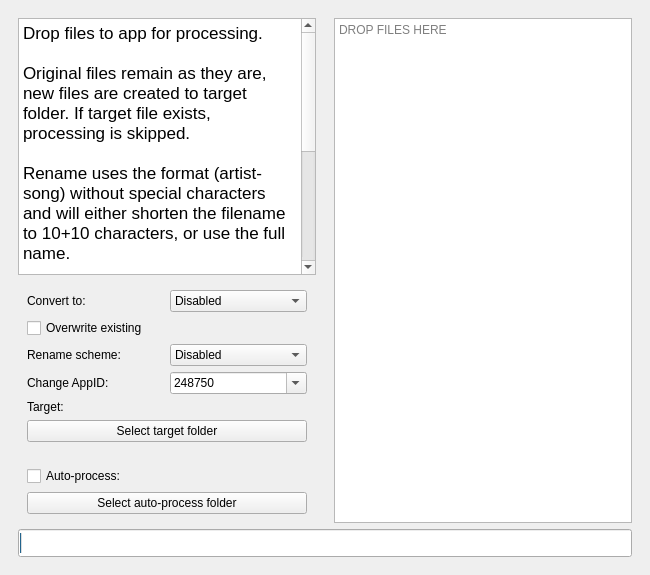
The window that src/rocksmithconvert/mainwindow.ui (glebb/rocksmithconvert) describes before a commit, drawn with Qt 5.
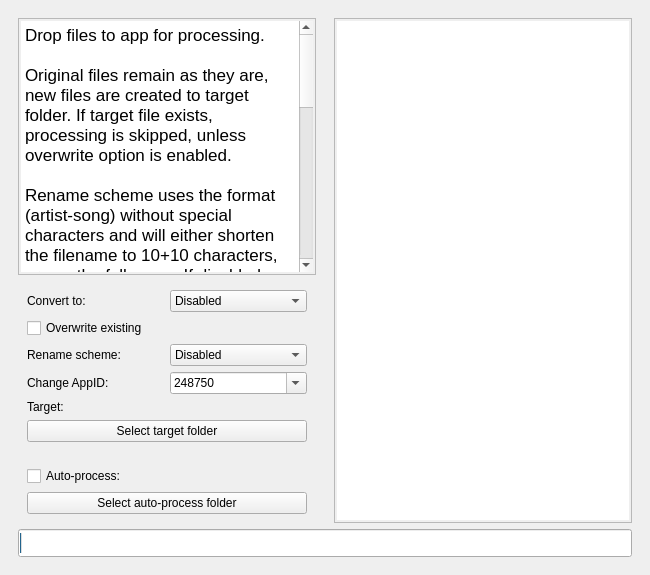
The same window after the commit. Custom widgets are drawn as their Qt base class.

The edit to the form file:
```diff
--- a/src/rocksmithconvert/mainwindow.ui
+++ b/src/rocksmithconvert/mainwindow.ui
@@ -62,6 +62,9 @@
       <property name="autoFillBackground">
        <bool>false</bool>
       </property>
+      <property name="styleSheet">
+       <string notr="true"/>
+      </property>
       <property name="frameShape">
        <enum>QFrame::NoFrame</enum>
       </property>
@@ -95,9 +98,21 @@
            <property name="autoFillBackground">
             <bool>true</bool>
            </property>
+           <property name="styleSheet">
+            <string notr="true">padding: 2px;</string>
+           </property>
+           <property name="undoRedoEnabled">
+            <bool>false</bool>
+           </property>
            <property name="lineWrapMode">
             <enum>QPlainTextEdit::NoWrap</enum>
            </property>
+           <property name="plainText">
+            <string/>
+           </property>
+           <property name="cursorWidth">
+            <number>0</number>
+           </property>
            <property name="textInteractionFlags">
             <set>Qt::TextSelectableByMouse</set>
            </property>
@@ -122,25 +137,25 @@
             <bool>false</bool>
            </property>
            <property name="styleSheet">
-            <string notr="true"/>
+            <string notr="true">padding: 2px;</string>
            </property>
            <property name="frameShadow">
             <enum>QFrame::Sunken</enum>
            </property>
            <property name="html">
             <string>&lt;!DOCTYPE HTML PUBLIC &quot;-//W3C//DTD HTML 4.0//EN&quot; &quot;http://www.w3.org/TR/REC-html40/strict.dtd&quot;&gt;
-&lt;html&gt;&lt;head&gt;&lt;meta name=&quot;qrichtext&quot; content=&quot;1&quot; /&gt;&lt;style type=&quot;text/css&quot;&gt;
+&lt;html&gt;&lt;head&gt;&lt;meta name=&quot;qrichtext&quot; content=&quot;1&quot; /&gt;&lt;meta charset=&quot;utf-8&quot; /&gt;&lt;style type=&quot;text/css&quot;&gt;
 p, li { white-space: pre-wrap; }
 &lt;/style&gt;&lt;/head&gt;&lt;body style=&quot; font-family:'.AppleSystemUIFont'; font-size:13pt; font-weight:400; font-style:normal;&quot;&gt;
 &lt;p style=&quot; margin-top:0px; margin-bottom:0px; margin-left:0px; margin-right:0px; -qt-block-indent:0; text-indent:0px;&quot;&gt;Drop files to app for processing.&lt;/p&gt;
 &lt;p style=&quot;-qt-paragraph-type:empty; margin-top:0px; margin-bottom:0px; margin-left:0px; margin-right:0px; -qt-block-indent:0; text-indent:0px;&quot;&gt;&lt;br /&gt;&lt;/p&gt;
-&lt;p style=&quot; margin-top:0px; margin-bottom:0px; margin-left:0px; margin-right:0px; -qt-block-indent:0; text-indent:0px;&quot;&gt;Original files remain as they are, new files are created to target folder. If target file exists, processing is skipped.&lt;/p&gt;
+&lt;p style=&quot; margin-top:0px; margin-bottom:0px; margin-left:0px; margin-right:0px; -qt-block-indent:0; text-indent:0px;&quot;&gt;Original files remain as they are, new files are created to target folder. If target file exists, processing is skipped, unless overwrite option is enabled.&lt;/p&gt;
 &lt;p style=&quot;-qt-paragraph-type:empty; margin-top:0px; margin-bottom:0px; margin-left:0px; margin-right:0px; -qt-block-indent:0; text-indent:0px;&quot;&gt;&lt;br /&gt;&lt;/p&gt;
-&lt;p style=&quot; margin-top:0px; margin-bottom:0px; margin-left:0px; margin-right:0px; -qt-block-indent:0; text-indent:0px;&quot;&gt;Rename uses the format (artist-song) without special characters and will either shorten the filename to 10+10 characters, or use the full name.&lt;/p&gt;
+&lt;p style=&quot; margin-top:0px; margin-bottom:0px; margin-left:0px; margin-right:0px; -qt-block-indent:0; text-indent:0px;&quot;&gt;Rename scheme uses the format (artist-song) without special characters and will either shorten the filename to 10+10 characters, or use the full name. If disabled, original filename is used.&lt;/p&gt;
 &lt;p style=&quot;-qt-paragraph-type:empty; margin-top:0px; margin-bottom:0px; margin-left:0px; margin-right:0px; -qt-block-indent:0; text-indent:0px;&quot;&gt;&lt;br /&gt;&lt;/p&gt;
-&lt;p style=&quot; margin-top:0px; margin-bottom:0px; margin-left:0px; margin-right:0px; -qt-block-indent:0; text-indent:0px;&quot;&gt;To change cdlc app ID, set the desired app ID. If option is disabled, app ID is untouched.&lt;/p&gt;
+&lt;p style=&quot; margin-top:0px; margin-bottom:0px; margin-left:0px; margin-right:0px; -qt-block-indent:0; text-indent:0px;&quot;&gt;To change cdlc app ID, set the desired app ID. If option is disabled, app ID is untouched. If disabled, app ID is not changed.&lt;/p&gt;
 &lt;p style=&quot;-qt-paragraph-type:empty; margin-top:0px; margin-bottom:0px; margin-left:0px; margin-right:0px; -qt-block-indent:0; text-indent:0px;&quot;&gt;&lt;br /&gt;&lt;/p&gt;
-&lt;p style=&quot; margin-top:0px; margin-bottom:0px; margin-left:0px; margin-right:0px; -qt-block-indent:0; text-indent:0px;&quot;&gt;With auto-processing enabled, the app will check specified folder periodically and execute processing without further user interaction when new files are found. &lt;/p&gt;
+&lt;p style=&quot; margin-top:0px; margin-bottom:0px; margin-left:0px; margin-right:0px; -qt-block-indent:0; text-indent:0px;&quot;&gt;With auto-processing enabled, the app will check specified folder (usually Download folder) periodically and execute processing without further user interaction when new files are found. Keep in mind that every time the convert app is opened it will check the source folder and tries to process the files found from there. If you don't cleanup every now and then, using auto-processing with overwrite might not be the best choice. With overwrite disabled it just quickly runs through the files and and shouldn't be a problem.&lt;/p&gt;
 &lt;p style=&quot;-qt-paragraph-type:empty; margin-top:0px; margin-bottom:0px; margin-left:0px; margin-right:0px; -qt-block-indent:0; text-indent:0px;&quot;&gt;&lt;br /&gt;&lt;/p&gt;
 &lt;p style=&quot; margin-top:0px; margin-bottom:0px; margin-left:0px; margin-right:0px; -qt-block-indent:0; text-indent:0px;&quot;&gt;&lt;a href=&quot;https://github.com/glebb/rocksmithconvert&quot;&gt;&lt;span style=&quot; text-decoration: underline; color:#0068da;&quot;&gt;Github page&lt;/span&gt;&lt;/a&gt;&lt;/p&gt;&lt;/body&gt;&lt;/html&gt;</string>
            </property>
```
Left out of the diff: 8 changed lines with no effect on the pictures.
